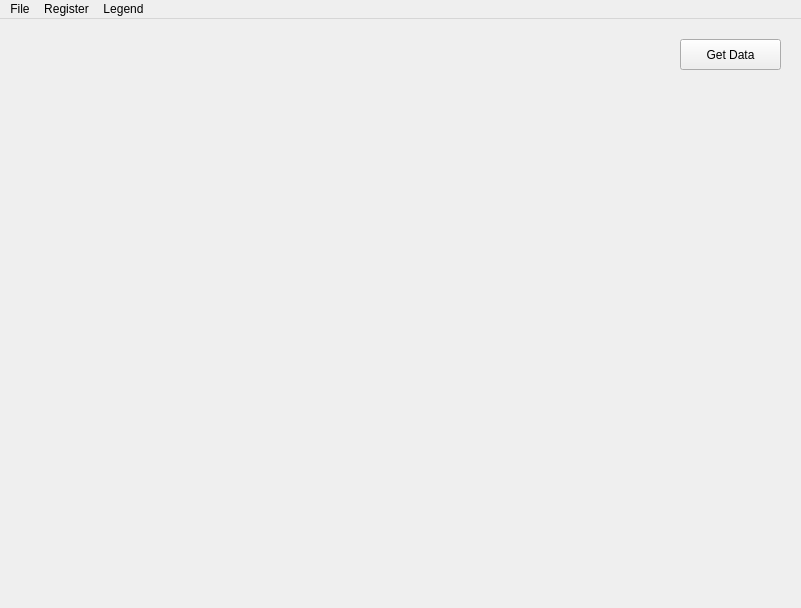
Velho/modbit, file src/gui/mainwindow.ui: the form before one commit.
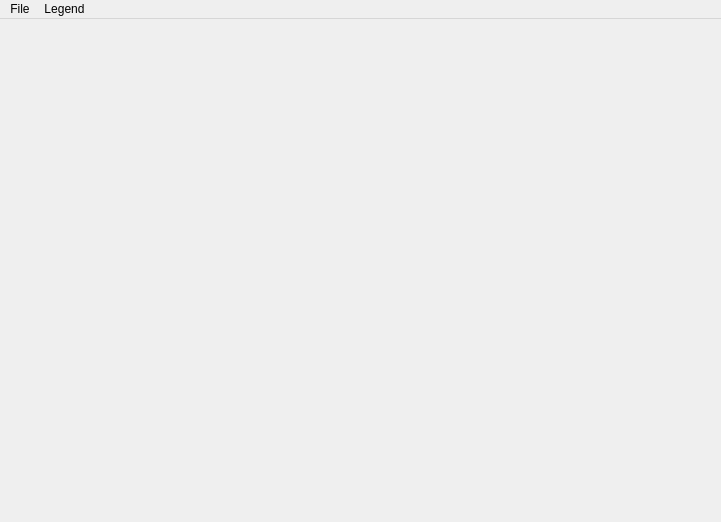
The form after the commit.

The edit to the form file:
```diff
--- a/src/gui/mainwindow.ui
+++ b/src/gui/mainwindow.ui
@@ -6,34 +6,20 @@
    <rect>
     <x>0</x>
     <y>0</y>
-    <width>801</width>
-    <height>608</height>
+    <width>721</width>
+    <height>522</height>
    </rect>
   </property>
   <property name="windowTitle">
    <string>MainWindow</string>
   </property>
-  <widget class="QWidget" name="centralwidget">
-   <widget class="QPushButton" name="pushButton">
-    <property name="geometry">
-     <rect>
-      <x>680</x>
-      <y>20</y>
-      <width>101</width>
-      <height>31</height>
-     </rect>
-    </property>
-    <property name="text">
-     <string>Get Data</string>
-    </property>
-   </widget>
-  </widget>
+  <widget class="QWidget" name="centralwidget"/>
   <widget class="QMenuBar" name="menubar">
    <property name="geometry">
     <rect>
      <x>0</x>
      <y>0</y>
-     <width>801</width>
+     <width>721</width>
      <height>21</height>
     </rect>
    </property>
@@ -43,12 +29,6 @@
     </property>
     <addaction name="actionQuit"/>
    </widget>
-   <widget class="QMenu" name="menuRegister">
-    <property name="title">
-     <string>Register</string>
-    </property>
-    <addaction name="actionTable"/>
-   </widget>
    <widget class="QMenu" name="menuLegend">
     <property name="title">
      <string>Legend</string>
@@ -57,7 +37,6 @@
     <addaction name="actionBar"/>
    </widget>
    <addaction name="menuFile"/>
-   <addaction name="menuRegister"/>
    <addaction name="menuLegend"/>
   </widget>
   <action name="actionTable">
```
Left out of the diff: 33 changed lines with no effect on the pictures.
